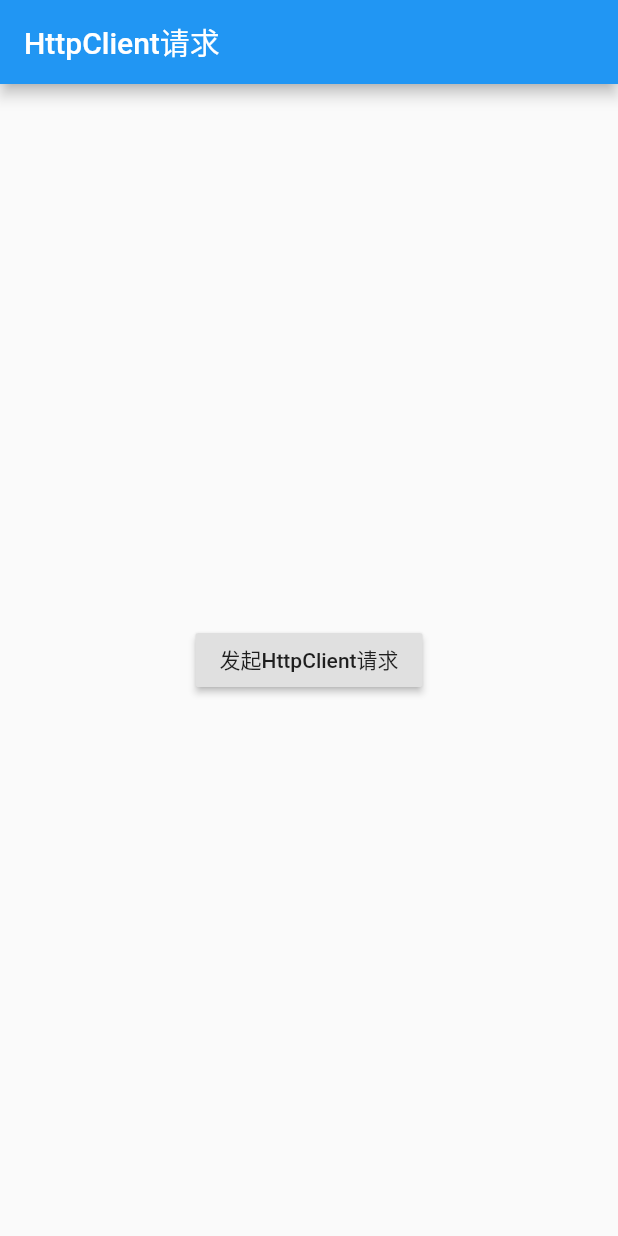
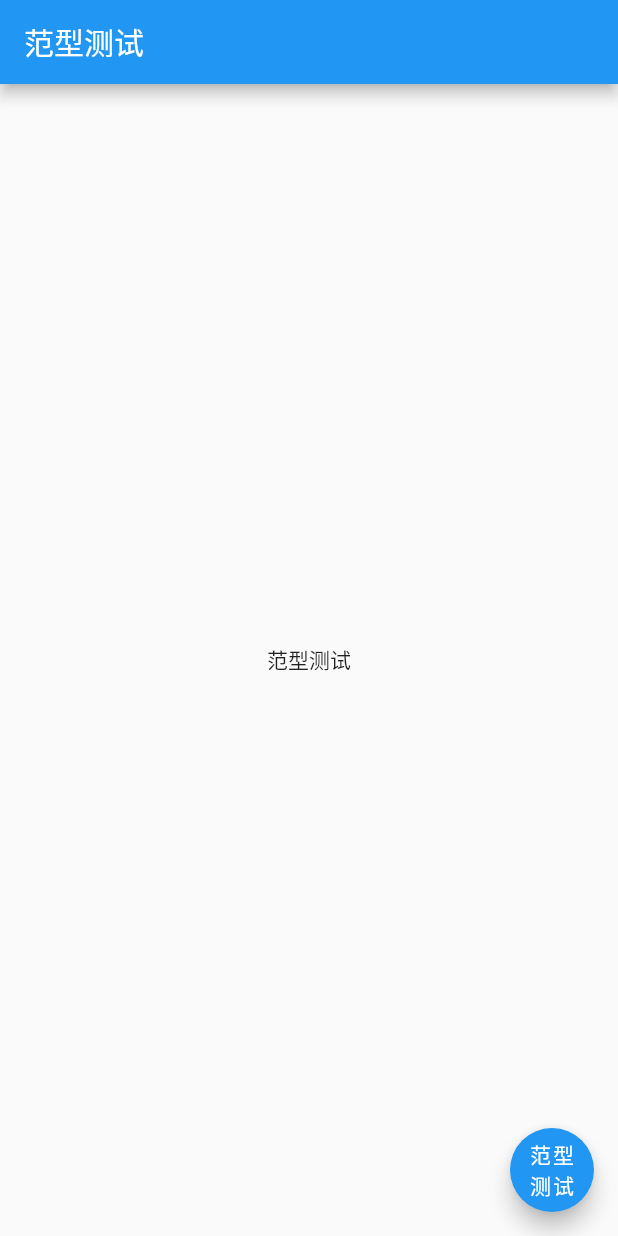
Before and after one commit to snaketzy/Flutter_App, a Flutter app: the screen it shows after launch, on a phone screen of 412 x 824 dp. Run offline on Flutter 3.47's test engine with Material 2 defaults, Android fonts, the phone set to English and light mode, and no system bars.

Commit message:
完成部分章节的学习

```diff
--- /dev/null
+++ b/bug/lib/mygeneric.dart
@@ -0,0 +1,26 @@
+
+import 'package:flutter/material.dart';
+
+/**范型 */
+class MyGeneric extends StatelessWidget {
+  @override
+  Widget build(BuildContext context) {
+    return MaterialApp(
+      title: "范型测试",
+      home: Scaffold(
+        appBar: AppBar(
+          title: Text("范型测试"),
+        ),
+        body: Center(
+          child: Text("范型测试"),
+        ),
+        floatingActionButton: FloatingActionButton(
+          child: Text("""范型\n测试"""),
+          onPressed:() {
+
+          }
+        )
+      ),
+    );
+  }
+}
```
Also changed, not shown: bug/lib/main.dart (+6 -1 lines), bug/lib/trycatchfinally.dart (added, +47 -0 lines), bug/lib/mylayout.dart (added).
